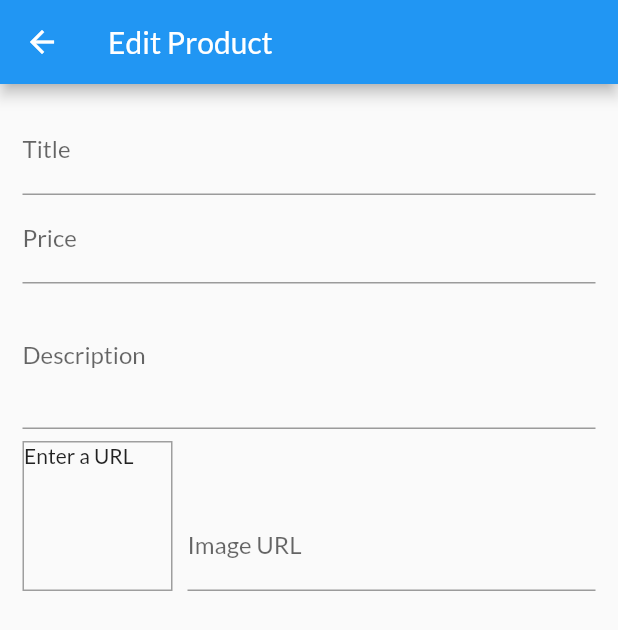
After one commit to serhatmercan/MercanShop, a Flutter app: the EditProduct screen opened by its route, on a phone screen of 412 x 824 dp. The commit adds this screen. Shown: the top 630 px of the screen. Run offline on Flutter 3.47's test engine with Material 2 defaults, Android fonts, the phone set to English and light mode, and no system bars; network calls fail.

Commit message:
State Management & User Inputs & Forms

```diff
--- /dev/null
+++ b/lib/screens/edit_product.dart
@@ -0,0 +1,104 @@
+import 'package:flutter/material.dart';
+import 'package:flutter/services.dart';
+
+class EditProduct extends StatefulWidget {
+  static const routeName = "/edit-product";
+
+  @override
+  _EditProductState createState() => _EditProductState();
+}
+
+class _EditProductState extends State<EditProduct> {
+  final _priceFocusNode = FocusNode();
+  final _descFocusNode = FocusNode();
+  final _imageFocusNode = FocusNode();
+  final _imageController = TextEditingController();
+
+  @override
+  void initState() {
+    _imageFocusNode.addListener(_updateImageUrl);
+    super.initState();
+  }
+
+  @override
+  void dispose() {
+    _imageFocusNode.removeListener(_updateImageUrl);
+
+    _priceFocusNode.dispose();
+    _descFocusNode.dispose();
+    _imageFocusNode.dispose();
+    _imageController.dispose();
+
+    super.dispose();
+  }
+
+  void _updateImageUrl() {
+    if (!_imageFocusNode.hasFocus) {
+      setState(() {});
+    }
+  }
+
+  @override
+  Widget build(BuildContext context) {
+    return Scaffold(
+      appBar: AppBar(title: Text("Edit Product")),
+      body: Padding(
+        padding: EdgeInsets.all(15),
+        child: Form(
+          child: ListView(
+            children: [
+              TextFormField(
+                decoration: InputDecoration(labelText: "Title"),
+                textInputAction: TextInputAction.next,
+                onFieldSubmitted: (_) => FocusScope.of(context).requestFocus(_priceFocusNode),
+              ),
+              TextFormField(
+                decoration: InputDecoration(labelText: "Price"),
+                focusNode: _priceFocusNode,
+                keyboardType: TextInputType.number,
+                textInputAction: TextInputAction.next,
+                onFieldSubmitted: (_) => FocusScope.of(context).requestFocus(_descFocusNode),
+              ),
+              TextFormField(
+                decoration: InputDecoration(labelText: "Description"),
+                focusNode: _descFocusNode,
+                keyboardType: TextInputType.multiline,
+                maxLines: 3,
+              ),
+              Row(
+                crossAxisAlignment: CrossAxisAlignment.end,
+                children: [
+                  Container(
+                    child: _imageController.text.isEmpty
+                        ? Text("Enter a URL")
+                        : FittedBox(
+                            child: Image.network(
+                              _imageController.text,
+                              fit: BoxFit.cover,
+                            ),
+                          ),
+                    decoration: BoxDecoration(
+                      border: Border.all(width: 1, color: Colors.grey),
+                    ),
+                    height: 100,
+                    margin: EdgeInsets.only(top: 8, right: 10),
+                    width: 100,
+                  ),
+                  Expanded(
+                    child: TextFormField(
+                      controller: _imageController,
+                      decoration: InputDecoration(labelText: "Image URL"),
+                      focusNode: _imageFocusNode,
+                      keyboardType: TextInputType.url,
+                      textInputAction: TextInputAction.done,
+                    ),
+                  )
+                ],
+              ),
+            ],
+          ),
+        ),
+      ),
+    );
+  }
+}
--- a/lib/screens/products_overview.dart
+++ b/lib/screens/products_overview.dart
@@ -1,3 +1,5 @@
+import 'package:ShopApp/widgets/app_drawer.dart';
+
 import '../screens/shopping_cart.dart';
 import '../providers/cart.dart';
 import '../widgets/badge.dart';
@@ -23,6 +25,7 @@ class _ProductsOverviewState extends State<ProductsOverview> {
     return Scaffold(
       appBar: buildAppBar(),
       body: ProductsGrid(_showOnlyFavorites),
+      drawer: AppDrawer(),
     );
   }
 
--- a/pubspec.yaml
+++ b/pubspec.yaml
@@ -23,7 +23,8 @@ environment:
 dependencies:
   flutter:
     sdk: flutter
-
+  provider: ^4.3.2
+  intl: ^0.16.1
 
   # The following adds the Cupertino Icons font to your application.
   # Use with the CupertinoIcons class for iOS style icons.
@@ -32,7 +33,6 @@ dependencies:
 dev_dependencies:
   flutter_test:
     sdk: flutter
-  provider: ^4.3.2
 
 # For information on the generic Dart part of this file, see the
 # following page: https://dart.dev/tools/pub/pubspec
```
Also changed, not shown: lib/main.dart (+9 -1 lines), lib/providers/cart.dart (+27 -0 lines), lib/providers/orders.dart (added, +38 -0 lines), lib/screens/orders_list.dart (added, +23 -0 lines), lib/screens/product_detail.dart (+23 -2 lines), lib/screens/shopping_cart.dart (+28 -2 lines), lib/screens/user_products.dart (added, +42 -0 lines), lib/widgets/app_drawer.dart (added, +37 -0 lines), lib/widgets/cart_item.dart (added, +71 -0 lines), lib/widgets/order_item.dart (added, +74 -0 lines), lib/widgets/product_item.dart (+14 -1 lines), lib/widgets/user_product_item.dart (added, +36 -0 lines), pubspec.lock.
